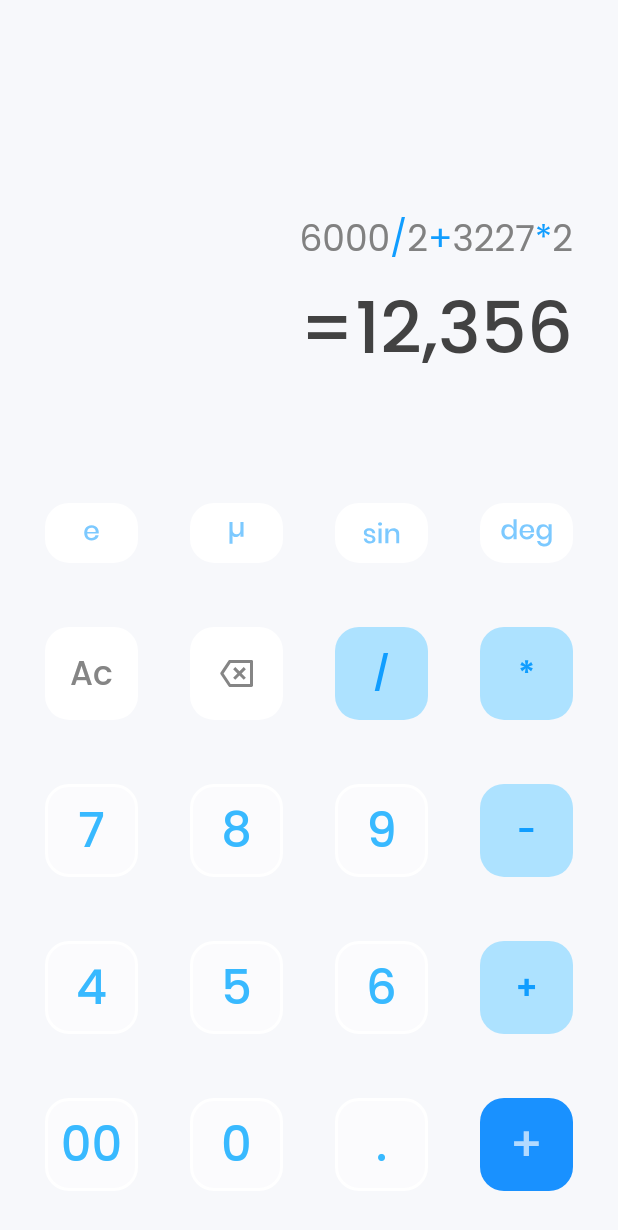
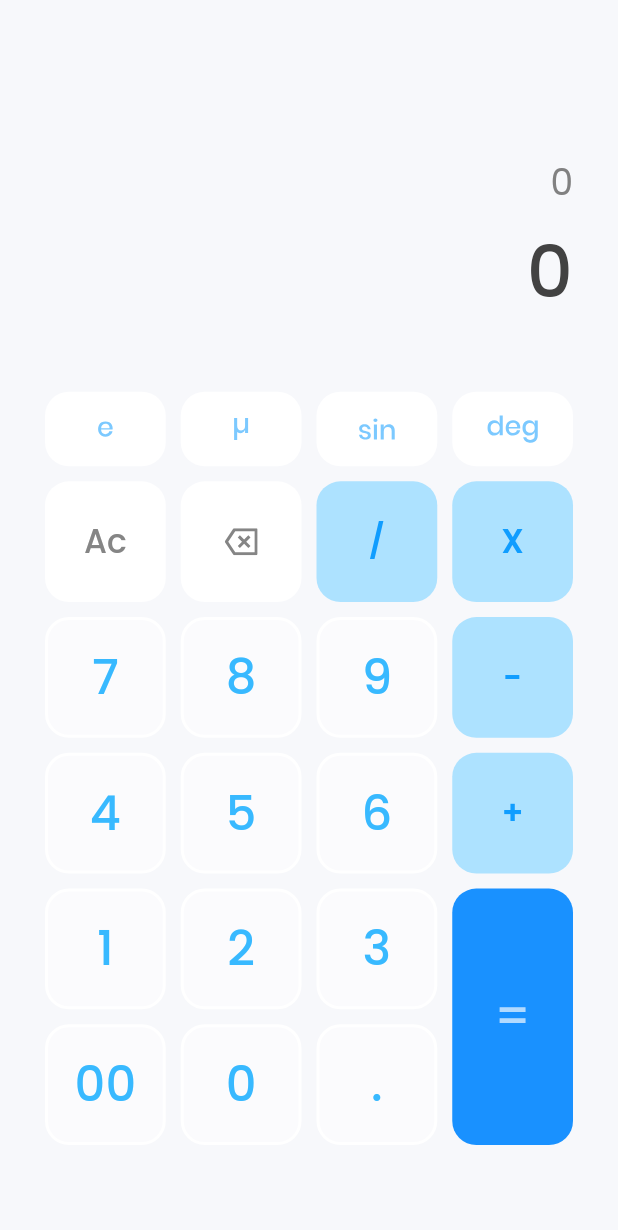
Before and after one commit to angeloseby/simple_calculator, a Flutter app: the screen it shows after launch, on a phone screen of 412 x 824 dp. Shown: the top 1230 px of the screen. Run offline on Flutter 3.47's test engine with Material 2 defaults, Android fonts, the phone set to English and light mode, and no system bars; our stand-ins replace flutter_svg, google_fonts.

Commit message:
Reworked UI
Implemented shrink animation to the key press.

Implemented the keys as a staggered view layout.

```diff
--- /dev/null
+++ b/lib/animations/shrink_button_animation.dart
@@ -0,0 +1,47 @@
+import 'package:flutter/material.dart';
+
+class ShrinkButton extends StatefulWidget {
+  final Widget child;
+  final double shrinkScale;
+  final int animationDuration;
+  const ShrinkButton({
+    super.key,
+    required this.child,
+    this.shrinkScale = 0.95,
+    this.animationDuration = 50,
+  });
+
+  @override
+  State<ShrinkButton> createState() => _ShrinkButtonState();
+}
+
+class _ShrinkButtonState extends State<ShrinkButton>
+    with SingleTickerProviderStateMixin {
+  late AnimationController _animationController;
+
+  @override
+  void initState() {
+    super.initState();
+    _animationController = AnimationController(
+      vsync: this,
+      duration: Duration(milliseconds: widget.animationDuration),
+    );
+  }
+
+  @override
+  Widget build(BuildContext context) {
+    return GestureDetector(
+      onTap: () {
+        _animationController.forward();
+        Future.delayed(const Duration(milliseconds: 200), () {
+          _animationController.reverse();
+        });
+      },
+      child: ScaleTransition(
+        scale: Tween<double>(begin: 1.0, end: widget.shrinkScale)
+            .animate(_animationController),
+        child: widget.child,
+      ),
+    );
+  }
+}
--- a/lib/screens/calculator_screen.dart
+++ b/lib/screens/calculator_screen.dart
@@ -1,4 +1,5 @@
 import 'package:flutter/material.dart';
+import 'package:flutter_staggered_grid_view/flutter_staggered_grid_view.dart';
 import 'package:simple_calculator/config/font_pallete.dart';
 import 'package:simple_calculator/widgets/backspace_button.dart';
 import 'package:simple_calculator/widgets/clear_button.dart';
@@ -7,17 +8,16 @@ import 'package:simple_calculator/widgets/number_button.dart';
 import 'package:simple_calculator/widgets/operator_button.dart';
 import 'package:simple_calculator/widgets/equal_button.dart';
 
-//TO DO:
-// Refactor the column row configuration to GridView
-// Implement a shadow behind equal button
-// Implement press effect to the keys
+// TODO:Implement a shadow behind equal button
+// TODO:Make responsive to every screen
 
 class CalculatorScreen extends StatelessWidget {
   const CalculatorScreen({super.key});
 
   @override
   Widget build(BuildContext context) {
-    List<String> expressionList = ['6000', '/', '2', '+', '3227', '*', '2'];
+    String currentValue = '0';
+    List<String> expressionList = ['0'];
     List<String> operatorsList = ['/', '*', '+', '-'];
     List<InlineSpan> widgetList = [];
 
@@ -34,23 +34,33 @@ class CalculatorScreen extends StatelessWidget {
     return Scaffold(
       body: Padding(
         padding:
-            const EdgeInsets.only(top: 60, bottom: 30, left: 30, right: 30),
+            const EdgeInsets.only(top: 60, bottom: 60, left: 30, right: 30),
         child: Column(
           children: [
             Expanded(
-              flex: 3,
+              flex: 2,
               child: Container(
                 alignment: Alignment.centerRight,
                 child: Column(
                   mainAxisAlignment: MainAxisAlignment.center,
                   crossAxisAlignment: CrossAxisAlignment.end,
                   children: [
-                    Text.rich(TextSpan(children: widgetList)),
+                    SingleChildScrollView(
+                      reverse: true,
+                      scrollDirection: Axis.horizontal,
+                      child: Text.rich(
+                        TextSpan(
+                          children: widgetList,
+                        ),
+                        overflow: TextOverflow.ellipsis,
+                        maxLines: 1,
+                      ),
+                    ),
                     const SizedBox(
                       height: 5,
                     ),
                     Text(
-                      '=12,356',
+                      currentValue,
                       style: FontPallete.evaluatedExpressionFontStyle,
                     )
                   ],
@@ -61,54 +71,59 @@ class CalculatorScreen extends StatelessWidget {
               flex: 5,
               child: SizedBox(
                 width: deviceSize.width,
-                child: const Column(
-                  mainAxisAlignment: MainAxisAlignment.spaceBetween,
-                  children: [
-                    Row(
-                      mainAxisAlignment: MainAxisAlignment.spaceBetween,
-                      children: [
+                child: StaggeredGridView.count(
+                  mainAxisSpacing: 10,
+                  crossAxisSpacing: 10,
+                  crossAxisCount: 4,
+                  staggeredTiles: const [
+                    StaggeredTile.count(1, 0.66),
+                    StaggeredTile.count(1, 0.66),
+                    StaggeredTile.count(1, 0.66),
+                    StaggeredTile.count(1, 0.66),
+                    StaggeredTile.count(1, 1),
+                    StaggeredTile.count(1, 1),
+                    StaggeredTile.count(1, 1),
+                    StaggeredTile.count(1, 1),
+                    StaggeredTile.count(1, 1),
+                    StaggeredTile.count(1, 1),
+                    StaggeredTile.count(1, 1),
+                    StaggeredTile.count(1, 1),
+                    StaggeredTile.count(1, 1),
+                    StaggeredTile.count(1, 1),
+                    StaggeredTile.count(1, 1),
+                    StaggeredTile.count(1, 1),
+                    StaggeredTile.count(1, 1),
+                    StaggeredTile.count(1, 1),
+                    StaggeredTile.count(1, 1),
+                    StaggeredTile.count(1, 2),
+                    StaggeredTile.count(1, 1),
+                    StaggeredTile.count(1, 1),
+                    StaggeredTile.count(1, 1),
+                  ],
+                  children: const [
                     FunctionButton(iconPath: 'assets/svgs/e.svg'),
                     FunctionButton(iconPath: 'assets/svgs/mu.svg'),
                     FunctionButton(iconPath: 'assets/svgs/sin.svg'),
                     FunctionButton(iconPath: 'assets/svgs/deg.svg'),
-                      ],
-                    ),
-                    Row(
-                      mainAxisAlignment: MainAxisAlignment.spaceBetween,
-                      children: [
                     AcClearButton(),
                     BackspaceButton(),
                     OperatorButton(operatorSymbol: '/'),
-                        OperatorButton(operatorSymbol: '*'),
-                      ],
-                    ),
-                    Row(
-                      mainAxisAlignment: MainAxisAlignment.spaceBetween,
-                      children: [
+                    OperatorButton(operatorSymbol: 'X'),
                     NumberButton(operatorSymbol: '7'),
                     NumberButton(operatorSymbol: '8'),
                     NumberButton(operatorSymbol: '9'),
                     OperatorButton(operatorSymbol: '-'),
-                      ],
-                    ),
-                    Row(
-                      mainAxisAlignment: MainAxisAlignment.spaceBetween,
-                      children: [
                     NumberButton(operatorSymbol: '4'),
                     NumberButton(operatorSymbol: '5'),
                     NumberButton(operatorSymbol: '6'),
                     OperatorButton(operatorSymbol: '+'),
-                      ],
-                    ),
-                    Row(
-                      mainAxisAlignment: MainAxisAlignment.spaceBetween,
-                      children: [
+                    NumberButton(operatorSymbol: '1'),
+                    NumberButton(operatorSymbol: '2'),
+                    NumberButton(operatorSymbol: '3'),
+                    EqualButton(),
                     NumberButton(operatorSymbol: '00'),
                     NumberButton(operatorSymbol: '0'),
                     NumberButton(operatorSymbol: '.'),
-                        EqualButton(),
-                      ],
-                    ),
                   ],
                 ),
               ),
--- /dev/null
+++ b/lib/services/number_press.dart
@@ -0,0 +1,16 @@
+List<String> handleNumberPress(
+    List<String> expressionList, String pressedNumber) {
+  if (expressionList.length == 1 && expressionList[0] == '0') {
+    return [pressedNumber];
+  }
+  if (expressionList[expressionList.length - 1] == '0') {
+    expressionList[expressionList.length - 1] = pressedNumber;
+    return expressionList;
+  }
+  if (expressionList[expressionList.length - 1] != '0') {
+    expressionList[expressionList.length - 1] =
+        '${expressionList.length - 1}$pressedNumber';
+    return expressionList;
+  }
+  return ['0'];
+}
--- a/lib/widgets/backspace_button.dart
+++ b/lib/widgets/backspace_button.dart
@@ -1,5 +1,6 @@
 import 'package:flutter/material.dart';
 import 'package:flutter_svg/flutter_svg.dart';
+import 'package:simple_calculator/animations/shrink_button_animation.dart';
 import 'package:simple_calculator/config/color_pallete.dart';
 
 class BackspaceButton extends StatelessWidget {
@@ -7,7 +8,8 @@ class BackspaceButton extends StatelessWidget {
 
   @override
   Widget build(BuildContext context) {
-    return Container(
+    return ShrinkButton(
+      child: Container(
         height: 62,
         width: 62,
         decoration: BoxDecoration(
@@ -19,6 +21,7 @@ class BackspaceButton extends StatelessWidget {
           height: 18,
           fit: BoxFit.none,
         ),
+      ),
     );
   }
 }
--- a/lib/widgets/clear_button.dart
+++ b/lib/widgets/clear_button.dart
@@ -1,4 +1,5 @@
 import 'package:flutter/material.dart';
+import 'package:simple_calculator/animations/shrink_button_animation.dart';
 import 'package:simple_calculator/config/color_pallete.dart';
 import 'package:simple_calculator/config/font_pallete.dart';
 
@@ -9,7 +10,8 @@ class AcClearButton extends StatelessWidget {
 
   @override
   Widget build(BuildContext context) {
-    return Container(
+    return ShrinkButton(
+      child: Container(
           height: 62,
           width: 62,
           decoration: BoxDecoration(
@@ -20,6 +22,7 @@ class AcClearButton extends StatelessWidget {
               'Ac',
               style: FontPallete.acClearButtonFontStyle,
             ),
-        ));
+          )),
+    );
   }
 }
--- a/lib/widgets/equal_button.dart
+++ b/lib/widgets/equal_button.dart
@@ -1,4 +1,5 @@
 import 'package:flutter/material.dart';
+import 'package:simple_calculator/animations/shrink_button_animation.dart';
 import 'package:simple_calculator/config/color_pallete.dart';
 import 'package:simple_calculator/config/font_pallete.dart';
 
@@ -7,7 +8,8 @@ class EqualButton extends StatelessWidget {
 
   @override
   Widget build(BuildContext context) {
-    return Container(
+    return ShrinkButton(
+      child: Container(
         height: 62,
         width: 62,
         decoration: BoxDecoration(
@@ -15,8 +17,9 @@ class EqualButton extends StatelessWidget {
             borderRadius: BorderRadius.circular(16)),
         child: Center(
           child: Text(
-          '+',
+            '=',
             style: FontPallete.equalButtonFontStyle,
+          ),
         ),
       ),
     );
--- a/lib/widgets/function_button.dart
+++ b/lib/widgets/function_button.dart
@@ -1,5 +1,6 @@
 import 'package:flutter/material.dart';
 import 'package:flutter_svg/flutter_svg.dart';
+import 'package:simple_calculator/animations/shrink_button_animation.dart';
 import 'package:simple_calculator/config/color_pallete.dart';
 
 class FunctionButton extends StatelessWidget {
@@ -11,7 +12,8 @@ class FunctionButton extends StatelessWidget {
 
   @override
   Widget build(BuildContext context) {
-    return Container(
+    return ShrinkButton(
+      child: Container(
         height: 40,
         width: 62,
         decoration: BoxDecoration(
@@ -23,6 +25,7 @@ class FunctionButton extends StatelessWidget {
           height: 10.17,
           fit: BoxFit.none,
         ),
+      ),
     );
   }
 }
--- a/lib/widgets/number_button.dart
+++ b/lib/widgets/number_button.dart
@@ -1,4 +1,5 @@
 import 'package:flutter/material.dart';
+import 'package:simple_calculator/animations/shrink_button_animation.dart';
 import 'package:simple_calculator/config/color_pallete.dart';
 import 'package:simple_calculator/config/font_pallete.dart';
 
@@ -8,7 +9,8 @@ class NumberButton extends StatelessWidget {
 
   @override
   Widget build(BuildContext context) {
-    return Container(
+    return ShrinkButton(
+      child: Container(
         height: 62,
         width: 62,
         decoration: BoxDecoration(
@@ -24,6 +26,7 @@ class NumberButton extends StatelessWidget {
             style: FontPallete.numberButtonFontStyle,
           ),
         ),
+      ),
     );
   }
 }
--- a/lib/widgets/operator_button.dart
+++ b/lib/widgets/operator_button.dart
@@ -1,4 +1,5 @@
 import 'package:flutter/material.dart';
+import 'package:simple_calculator/animations/shrink_button_animation.dart';
 import 'package:simple_calculator/config/color_pallete.dart';
 import 'package:simple_calculator/config/font_pallete.dart';
 
@@ -8,7 +9,8 @@ class OperatorButton extends StatelessWidget {
 
   @override
   Widget build(BuildContext context) {
-    return Container(
+    return ShrinkButton(
+      child: Container(
         height: 62,
         width: 62,
         decoration: BoxDecoration(
@@ -21,6 +23,7 @@ class OperatorButton extends StatelessWidget {
             style: FontPallete.operatorButtonFontStyle,
           ),
         ),
+      ),
     );
   }
 }
--- a/pubspec.yaml
+++ b/pubspec.yaml
@@ -36,6 +36,7 @@ dependencies:
   # cupertino_icons: ^1.0.2
   google_fonts: ^4.0.4
   flutter_svg: ^2.0.5
+  flutter_staggered_grid_view: ^0.4.1
 
 dev_dependencies:
   flutter_test:
```
Also changed, not shown: lib/screens/test_screen.dart (added), pubspec.lock. Lines whose indentation alone changed are shown as unchanged.
